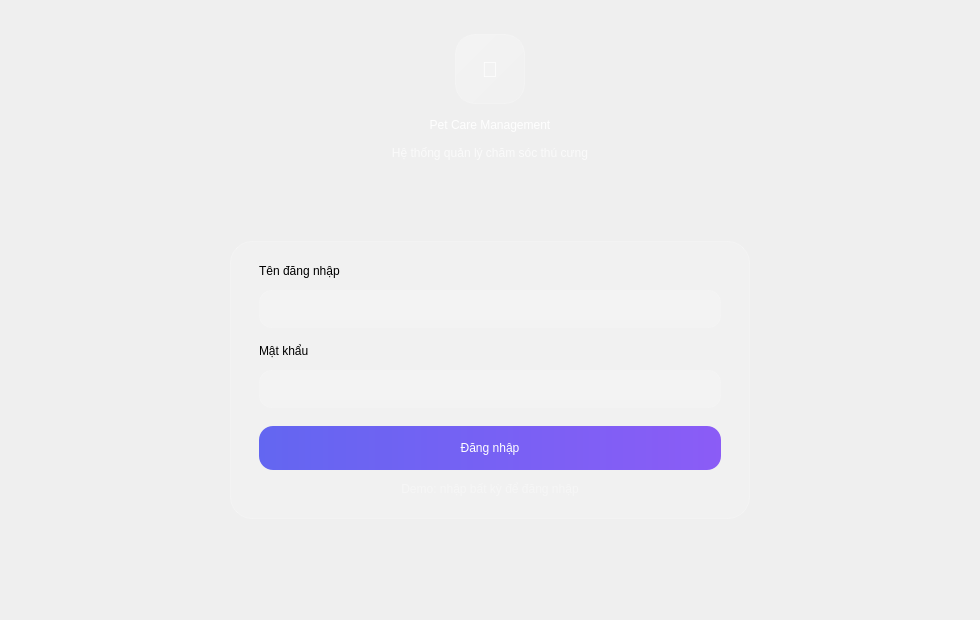
Qt form ui/login.ui (thaieaut-engineer/LTUD_Python_Nhom_18) before a commit.
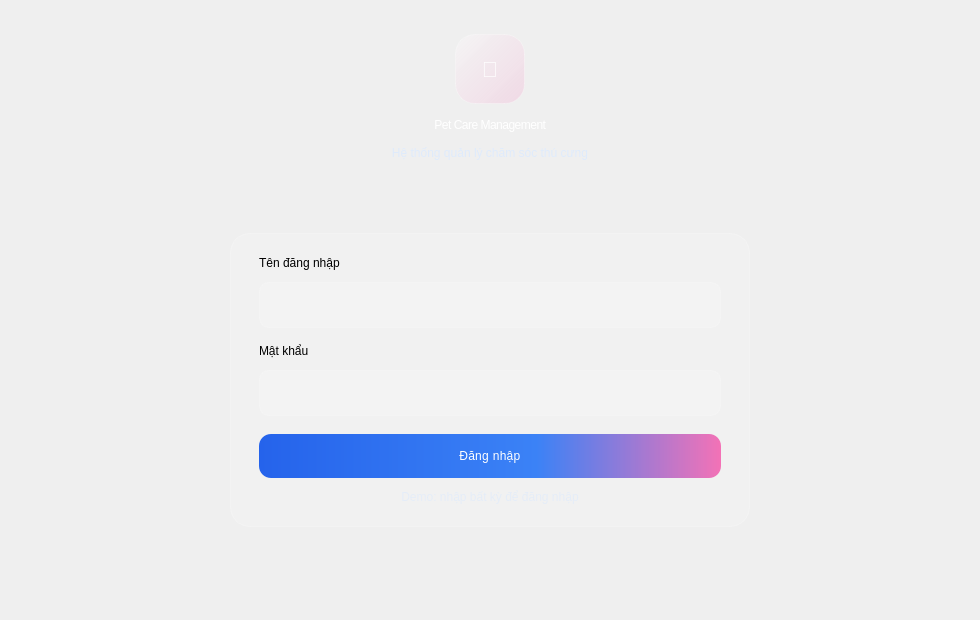
The same form after that commit.

Commit message: update giao diện đẹp hơn có background

Patch:
```diff
--- a/ui/login.ui
+++ b/ui/login.ui
@@ -14,40 +14,59 @@
   <property name="styleSheet">
    <string notr="true">QWidget#LoginPage{
 background: qlineargradient(x1:0, y1:0, x2:1, y2:1,
-  stop:0 #1e1b4b, stop:0.4 #4338ca, stop:0.75 #7c3aed, stop:1 #c026d3);
+  stop:0 #0B1E3F, stop:0.35 #15306B, stop:0.7 #2563EB, stop:1 #F472B6);
+}
+QWidget#LoginPage QLabel{
+background: transparent;
 }
 QFrame#LoginCard{
-background: rgba(255,255,255,0.14);
+background: rgba(255,255,255,0.12);
 border: 1px solid rgba(255,255,255,0.22);
-border-radius: 22px;
+border-radius: 20px;
 }
-QLineEdit{
-background: rgba(255,255,255,0.15);
-border: 1px solid rgba(255,255,255,0.10);
-border-radius: 12px;
-padding: 10px 12px;
-color: rgba(255,255,255,0.92);
-font: 600 11pt "Segoe UI";
+QFrame#LoginCard QLabel{
+background: transparent;
+}
+QFrame#LoginCard QLineEdit{
+background: rgba(255,255,255,0.14);
+border: 1px solid rgba(255,255,255,0.18);
+border-radius: 10px;
+padding: 11px 14px;
+color: #FFFFFF;
+font: 500 11pt "Segoe UI";
+selection-background-color: rgba(244,114,182,0.45);
+min-height: 22px;
+}
+QFrame#LoginCard QLineEdit:hover{
+background: rgba(255,255,255,0.18);
+border: 1px solid rgba(191,219,254,0.55);
+}
+QFrame#LoginCard QLineEdit:focus{
+background: rgba(255,255,255,0.22);
+border: 1px solid rgba(191,219,254,0.95);
 }
 QLabel#Title{
-color: rgba(255,255,255,0.95);
+color: #FFFFFF;
 font: 900 24pt "Segoe UI";
+letter-spacing: -0.5px;
 }
 QLabel#Subtitle{
-color: rgba(255,255,255,0.70);
-font: 600 10pt "Segoe UI";
+color: rgba(219,234,254,0.85);
+font: 500 10pt "Segoe UI";
 }
 QLabel#FieldLabel{
-color: rgba(255,255,255,0.75);
+color: rgba(219,234,254,0.90);
 font: 700 9pt "Segoe UI";
+letter-spacing: 0.4px;
 }
 QPushButton#LoginButton{
 border: 0px;
-border-radius: 14px;
-color: white;
+border-radius: 12px;
+color: #FFFFFF;
 font: 800 11pt "Segoe UI";
-padding: 10px 14px;
-background: qlineargradient(x1:0, y1:0, x2:1, y2:0, stop:0 #6366F1, stop:1 #8B5CF6);
+letter-spacing: 0.3px;
+padding: 11px 16px;
+background: qlineargradient(x1:0, y1:0, x2:1, y2:0, stop:0 #2563EB, stop:0.6 #3B82F6, stop:1 #F472B6);
 }
 QPushButton#LoginButton:hover{
 background: qlineargradient(x1:0, y1:0, x2:1, y2:0, stop:0 #818cf8, stop:1 #e879f9);
@@ -56,12 +75,12 @@
 background: qlineargradient(x1:0, y1:0, x2:1, y2:0, stop:0 #6366f1, stop:1 #c026d3);
 }
 QLabel#Hint{
-color: rgba(255,255,255,0.35);
-font: 600 9pt "Segoe UI";
+color: rgba(219,234,254,0.55);
+font: 500 9pt "Segoe UI";
 }
 QFrame#Logo{
-background: qlineargradient(x1:0, y1:0, x2:1, y2:1, stop:0 rgba(255,255,255,0.28), stop:1 rgba(255,255,255,0.08));
-border: 1px solid rgba(255,255,255,0.2);
+background: qlineargradient(x1:0, y1:0, x2:1, y2:1, stop:0 rgba(255,255,255,0.32), stop:1 rgba(244,114,182,0.18));
+border: 1px solid rgba(255,255,255,0.26);
 border-radius: 20px;
 }</string>
   </property>
```
Left out of the diff: 4 changed lines with no effect on the pictures. The commit also changes 11 other files.
